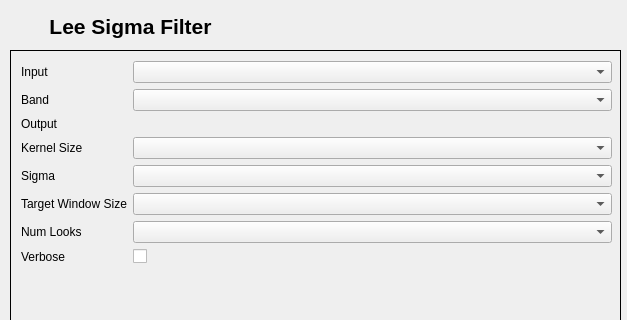
AUGSignals/qgis-plugins, file speckle_filter_lee_sigma_filter/lee_sigma_filter_dialog_base.ui: the form before one commit; both pictures show x 0 to 627 and y 0 to 320 of the 627 by 514 pixel window.
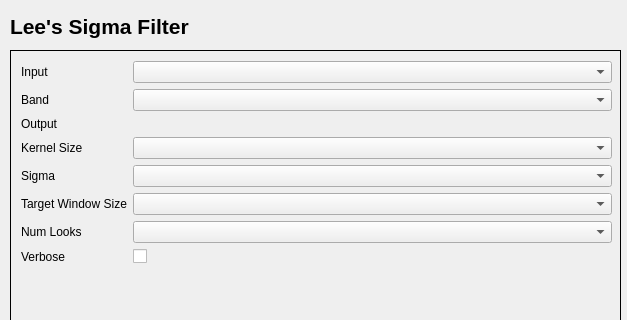
The form after the commit. Icons and pictures are not drawn. Custom widgets are drawn as their Qt base class.

What changed in the file:
```diff
--- a/speckle_filter_lee_sigma_filter/lee_sigma_filter_dialog_base.ui
+++ b/speckle_filter_lee_sigma_filter/lee_sigma_filter_dialog_base.ui
@@ -34,7 +34,7 @@
     <rect>
      <x>10</x>
      <y>10</y>
-     <width>241</width>
+     <width>601</width>
      <height>33</height>
     </rect>
    </property>
@@ -42,11 +42,11 @@
     <string>&lt;!DOCTYPE HTML PUBLIC &quot;-//W3C//DTD HTML 4.0//EN&quot; &quot;http://www.w3.org/TR/REC-html40/strict.dtd&quot;&gt;
 &lt;html&gt;&lt;head&gt;&lt;meta name=&quot;qrichtext&quot; content=&quot;1&quot; /&gt;&lt;style type=&quot;text/css&quot;&gt;
 p, li { white-space: pre-wrap; }
-&lt;/style&gt;&lt;/head&gt;&lt;body style=&quot; font-family:'Sans Serif'; font-size:9pt; font-weight:400; font-style:normal;&quot;&gt;
-&lt;p style=&quot; margin-top:0px; margin-bottom:0px; margin-left:0px; margin-right:0px; -qt-block-indent:0; text-indent:0px;&quot;&gt;&lt;span style=&quot; font-size:16pt; font-weight:600;&quot;&gt;Lee Sigma Filter&lt;/span&gt;&lt;/p&gt;&lt;/body&gt;&lt;/html&gt;</string>
+&lt;/style&gt;&lt;/head&gt;&lt;body style=&quot; font-family:'MS Shell Dlg 2'; font-size:8pt; font-weight:400; font-style:normal;&quot;&gt;
+&lt;p style=&quot; margin-top:0px; margin-bottom:0px; margin-left:0px; margin-right:0px; -qt-block-indent:0; text-indent:0px;&quot;&gt;&lt;span style=&quot; font-family:'Sans Serif'; font-size:16pt; font-weight:600;&quot;&gt;Lee's Sigma Filter&lt;/span&gt;&lt;/p&gt;&lt;/body&gt;&lt;/html&gt;</string>
    </property>
    <property name="alignment">
-    <set>Qt::AlignCenter</set>
+    <set>Qt::AlignLeading|Qt::AlignLeft|Qt::AlignVCenter</set>
    </property>
   </widget>
   <widget class="QStackedWidget" name="stackedWidget">
```
Left out of the diff: 15 changed lines with no effect on the pictures.
